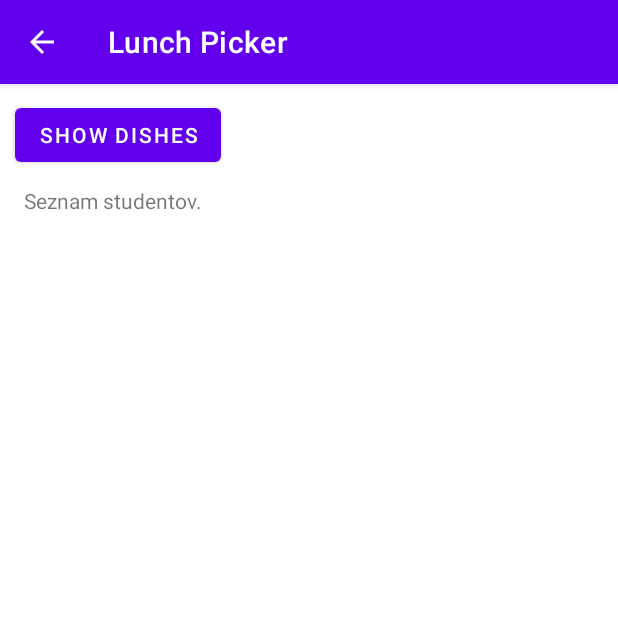
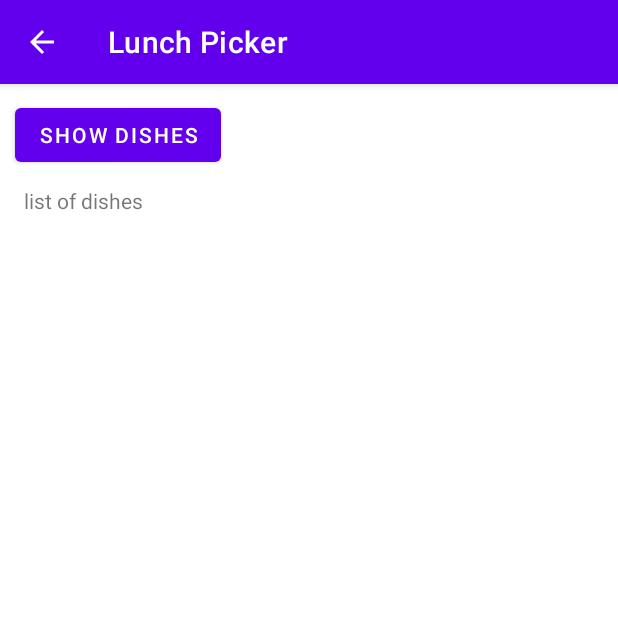
Before and after one commit to zanpicman/is-LunchAdvisor, an Android app: the LunchPicker screen opened directly, with no data from a screen before it, on a phone screen of 412 x 824 dp, the top half of it. Run offline under Robolectric (Android 15) with nearby library versions, the phone set to English and light mode, and no system bars; our stand-ins replace Volley.

Commit message:
restaurant name, wrong text

```diff
--- a/app/src/main/res/layout/activity_lunch_picker.xml
+++ b/app/src/main/res/layout/activity_lunch_picker.xml
@@ -13,7 +13,7 @@
         android:layout_marginStart="16dp"
         android:layout_marginTop="10dp"
         android:layout_marginBottom="4dp"
-        android:text="Seznam studentov."
+        android:text="list of dishes"
         app:layout_constraintBottom_toBottomOf="parent"
         app:layout_constraintLeft_toLeftOf="parent"
         app:layout_constraintTop_toBottomOf="@+id/button"
```
Also changed, not shown: app/src/main/java/com/LunchAdvisor/LunchPicker.java (+8 -1 lines).
